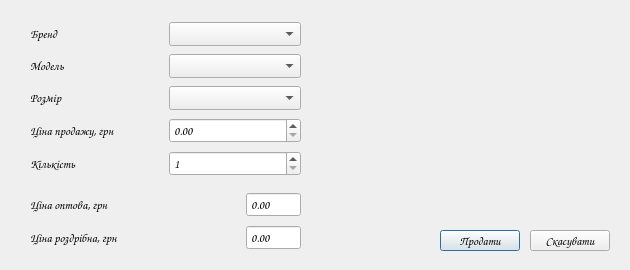
First picture: the form in saledialog.ui, repository moz6go/ShoesStore, before the edit.
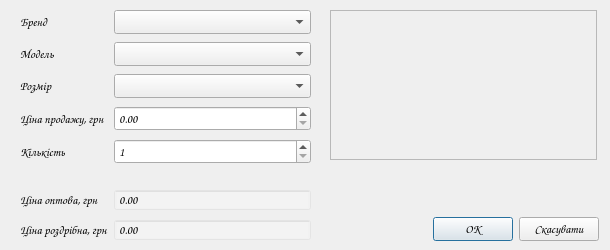
Second picture: the form after the edit. Icons and pictures are not drawn.

Commit message: remake sale_dialog

The edit to the form file:
```diff
--- a/saledialog.ui
+++ b/saledialog.ui
@@ -6,8 +6,8 @@
    <rect>
     <x>0</x>
     <y>0</y>
-    <width>630</width>
-    <height>270</height>
+    <width>610</width>
+    <height>250</height>
    </rect>
   </property>
   <property name="sizePolicy">
@@ -18,14 +18,14 @@
   </property>
   <property name="minimumSize">
    <size>
-    <width>630</width>
-    <height>270</height>
+    <width>610</width>
+    <height>250</height>
    </size>
   </property>
   <property name="maximumSize">
    <size>
-    <width>630</width>
-    <height>270</height>
+    <width>610</width>
+    <height>250</height>
    </size>
   </property>
   <property name="font">
@@ -40,220 +40,243 @@
    <iconset resource="pics.qrc">
     <normaloff>:/pics/sale_goods.png</normaloff>:/pics/sale_goods.png</iconset>
   </property>
-  <widget class="QPushButton" name="sale_pb">
-   <property name="enabled">
-    <bool>true</bool>
-   </property>
+  <widget class="QWidget" name="">
    <property name="geometry">
     <rect>
-     <x>440</x>
-     <y>230</y>
-     <width>80</width>
-     <height>21</height>
+     <x>20</x>
+     <y>10</y>
+     <width>291</width>
+     <height>231</height>
     </rect>
    </property>
-   <property name="text">
-    <string>Продати</string>
-   </property>
-  </widget>
-  <widget class="QPushButton" name="cancel_pb">
-   <property name="geometry">
-    <rect>
-     <x>530</x>
-     <y>230</y>
-     <width>80</width>
-     <height>21</height>
-    </rect>
-   </property>
-   <property name="text">
-    <string>Скасувати</string>
-   </property>
-  </widget>
-  <widget class="QLabel" name="pic_lbl">
-   <property name="geometry">
-    <rect>
-     <x>310</x>
-     <y>20</y>
-     <width>301</width>
-     <height>181</height>
-    </rect>
-   </property>
-   <property name="text">
-    <string/>
-   </property>
-  </widget>
-  <widget class="QWidget" name="layoutWidget1">
-   <property name="geometry">
-    <rect>
-     <x>30</x>
-     <y>190</y>
-     <width>271</width>
-     <height>64</height>
-    </rect>
-   </property>
-   <layout class="QVBoxLayout" name="verticalLayout_2">
-    <item>
-     <layout class="QHBoxLayout" name="horizontalLayout_6">
-      <item>
-       <widget class="QLabel" name="label_7">
-        <property name="text">
-         <string>Ціна оптова, грн</string>
-        </property>
-       </widget>
-      </item>
-      <item>
-       <spacer name="horizontalSpacer_2">
-        <property name="orientation">
-         <enum>Qt::Horizontal</enum>
-        </property>
-        <property name="sizeHint" stdset="0">
-         <size>
-          <width>40</width>
-          <height>20</height>
-         </size>
-        </property>
-       </spacer>
-      </item>
-      <item>
-       <widget class="QDoubleSpinBox" name="wholesale_price_sb">
-        <property name="readOnly">
-         <bool>true</bool>
-        </property>
-        <property name="buttonSymbols">
-         <enum>QAbstractSpinBox::NoButtons</enum>
-        </property>
-        <property name="maximum">
-         <double>9999999.000000000000000</double>
-        </property>
-       </widget>
-      </item>
-     </layout>
+   <layout class="QFormLayout" name="formLayout">
+    <property name="verticalSpacing">
+     <number>8</number>
+    </property>
+    <item row="0" column="0">
+     <widget class="QLabel" name="label">
+      <property name="text">
+       <string>Бренд</string>
+      </property>
+     </widget>
     </item>
-    <item>
-     <layout class="QHBoxLayout" name="horizontalLayout_7">
-      <item>
-       <widget class="QLabel" name="lbl">
-        <property name="text">
-         <string>Ціна роздрібна, грн</string>
-        </property>
-       </widget>
-      </item>
-      <item>
-       <spacer name="horizontalSpacer">
-        <property name="orientation">
-         <enum>Qt::Horizontal</enum>
-        </property>
-        <property name="sizeHint" stdset="0">
-         <size>
-          <width>40</width>
-          <height>20</height>
-         </size>
-        </property>
-       </spacer>
-      </item>
-      <item>
-       <widget class="QDoubleSpinBox" name="retail_price_sb">
-        <property name="readOnly">
-         <bool>true</bool>
-        </property>
-        <property name="buttonSymbols">
-         <enum>QAbstractSpinBox::NoButtons</enum>
-        </property>
-        <property name="maximum">
-         <double>9999999.000000000000000</double>
-        </property>
-       </widget>
-      </item>
-     </layout>
+    <item row="0" column="1">
+     <widget class="QComboBox" name="brand_cb"/>
+    </item>
+    <item row="1" column="0">
+     <widget class="QLabel" name="label_2">
+      <property name="text">
+       <string>Модель</string>
+      </property>
+     </widget>
+    </item>
+    <item row="1" column="1">
+     <widget class="QComboBox" name="model_cb"/>
+    </item>
+    <item row="2" column="0">
+     <widget class="QLabel" name="label_6">
+      <property name="text">
+       <string>Розмір</string>
+      </property>
+     </widget>
+    </item>
+    <item row="2" column="1">
+     <widget class="QComboBox" name="size_cb"/>
+    </item>
+    <item row="3" column="0">
+     <widget class="QLabel" name="label_3">
+      <property name="text">
+       <string>Ціна продажу, грн</string>
+      </property>
+     </widget>
+    </item>
+    <item row="3" column="1">
+     <widget class="QDoubleSpinBox" name="price_sb">
+      <property name="maximum">
+       <double>9999999.000000000000000</double>
+      </property>
+      <property name="singleStep">
+       <double>10.000000000000000</double>
+      </property>
+     </widget>
+    </item>
+    <item row="4" column="0">
+     <widget class="QLabel" name="label_5">
+      <property name="text">
+       <string>Кількість</string>
+      </property>
+     </widget>
+    </item>
+    <item row="4" column="1">
+     <widget class="QSpinBox" name="count_sb">
+      <property name="minimum">
+       <number>1</number>
+      </property>
+     </widget>
+    </item>
+    <item row="6" column="0">
+     <widget class="QLabel" name="label_7">
+      <property name="text">
+       <string>Ціна оптова, грн</string>
+      </property>
+     </widget>
+    </item>
+    <item row="6" column="1">
+     <widget class="QDoubleSpinBox" name="wholesale_price_sb">
+      <property name="minimumSize">
+       <size>
+        <width>0</width>
+        <height>22</height>
+       </size>
+      </property>
+      <property name="font">
+       <font/>
+      </property>
+      <property name="styleSheet">
+       <string notr="true">QDoubleSpinBox {
+background-color: rgba(250,250,250,0.2);
+}</string>
+      </property>
+      <property name="readOnly">
+       <bool>true</bool>
+      </property>
+      <property name="buttonSymbols">
+       <enum>QAbstractSpinBox::NoButtons</enum>
+      </property>
+      <property name="maximum">
+       <double>9999999.000000000000000</double>
+      </property>
+     </widget>
+    </item>
+    <item row="7" column="0">
+     <widget class="QLabel" name="lbl">
+      <property name="text">
+       <string>Ціна роздрібна, грн</string>
+      </property>
+     </widget>
+    </item>
+    <item row="7" column="1">
+     <widget class="QDoubleSpinBox" name="retail_price_sb">
+      <property name="minimumSize">
+       <size>
+        <width>0</width>
+        <height>22</height>
+       </size>
+      </property>
+      <property name="font">
+       <font/>
+      </property>
+      <property name="styleSheet">
+       <string notr="true">QDoubleSpinBox {
+background-color: rgba(250,250,250,0.2);
+}</string>
+      </property>
+      <property name="readOnly">
+       <bool>true</bool>
+      </property>
+      <property name="buttonSymbols">
+       <enum>QAbstractSpinBox::NoButtons</enum>
+      </property>
+      <property name="maximum">
+       <double>9999999.000000000000000</double>
+      </property>
+     </widget>
+    </item>
+    <item row="5" column="0" colspan="2">
+     <spacer name="verticalSpacer">
+      <property name="orientation">
+       <enum>Qt::Vertical</enum>
+      </property>
+      <property name="sizeHint" stdset="0">
+       <size>
+        <width>20</width>
+        <height>40</height>
+       </size>
+      </property>
+     </spacer>
     </item>
    </layout>
   </widget>
-  <widget class="QWidget" name="layoutWidget2">
+  <widget class="QWidget" name="">
    <property name="geometry">
     <rect>
-     <x>30</x>
-     <y>20</y>
-     <width>271</width>
-     <height>163</height>
+     <x>330</x>
+     <y>10</y>
+     <width>269</width>
+     <height>231</height>
     </rect>
    </property>
    <layout class="QVBoxLayout" name="verticalLayout">
+    <item>
+     <widget class="QLabel" name="pic_lbl">
+      <property name="minimumSize">
+       <size>
+        <width>267</width>
+        <height>150</height>
+       </size>
+      </property>
+      <property name="maximumSize">
+       <size>
+        <width>267</width>
+        <height>150</height>
+       </size>
+      </property>
+      <property name="frameShape">
+       <enum>QFrame::StyledPanel</enum>
+      </property>
+      <property name="text">
+       <string/>
+      </property>
+      <property name="pixmap">
+       <pixmap resource="pics.qrc">:/pics/default_pic.png</pixmap>
+      </property>
+      <property name="alignment">
+       <set>Qt::AlignCenter</set>
+      </property>
+     </widget>
+    </item>
+    <item>
+     <spacer name="verticalSpacer_2">
+      <property name="orientation">
+       <enum>Qt::Vertical</enum>
+      </property>
+      <property name="sizeHint" stdset="0">
+       <size>
+        <width>20</width>
+        <height>40</height>
+       </size>
+      </property>
+     </spacer>
+    </item>
     <item>
      <layout class="QHBoxLayout" name="horizontalLayout">
       <item>
-       <widget class="QLabel" name="label">
-        <property name="text">
-         <string>Бренд</string>
+       <spacer name="horizontalSpacer">
+        <property name="orientation">
+         <enum>Qt::Horizontal</enum>
         </property>
-       </widget>
-      </item>
-      <item>
-       <widget class="QComboBox" name="brand_cb"/>
-      </item>
-     </layout>
-    </item>
-    <item>
-     <layout class="QHBoxLayout" name="horizontalLayout_2">
-      <item>
-       <widget class="QLabel" name="label_2">
-        <property name="text">
-         <string>Модель</string>
+        <property name="sizeHint" stdset="0">
+         <size>
+          <width>40</width>
+          <height>20</height>
+         </size>
         </property>
-       </widget>
+       </spacer>
       </item>
       <item>
-       <widget class="QComboBox" name="model_cb"/>
-      </item>
-     </layout>
-    </item>
-    <item>
-     <layout class="QHBoxLayout" name="horizontalLayout_5">
-      <item>
-       <widget class="QLabel" name="label_6">
-        <property name="text">
-         <string>Розмір</string>
+       <widget class="QPushButton" name="ok_pb">
+        <property name="enabled">
+         <bool>true</bool>
         </property>
-       </widget>
-      </item>
-      <item>
-       <widget class="QComboBox" name="size_cb"/>
-      </item>
-     </layout>
-    </item>
-    <item>
-     <layout class="QHBoxLayout" name="horizontalLayout_3">
-      <item>
-       <widget class="QLabel" name="label_3">
         <property name="text">
-         <string>Ціна продажу, грн</string>
+         <string>ОК</string>
         </property>
        </widget>
       </item>
       <item>
-       <widget class="QDoubleSpinBox" name="price_sb">
-        <property name="maximum">
-         <double>9999999.000000000000000</double>
-        </property>
-        <property name="singleStep">
-         <double>10.000000000000000</double>
-        </property>
-       </widget>
-      </item>
-     </layout>
-    </item>
-    <item>
-     <layout class="QHBoxLayout" name="horizontalLayout_4">
-      <item>
-       <widget class="QLabel" name="label_5">
+       <widget class="QPushButton" name="cancel_pb">
         <property name="text">
-         <string>Кількість</string>
-        </property>
-       </widget>
-      </item>
-      <item>
-       <widget class="QSpinBox" name="count_sb">
-        <property name="minimum">
-         <number>1</number>
+         <string>Скасувати</string>
         </property>
        </widget>
       </item>
```
The commit also changes 7 other files.
